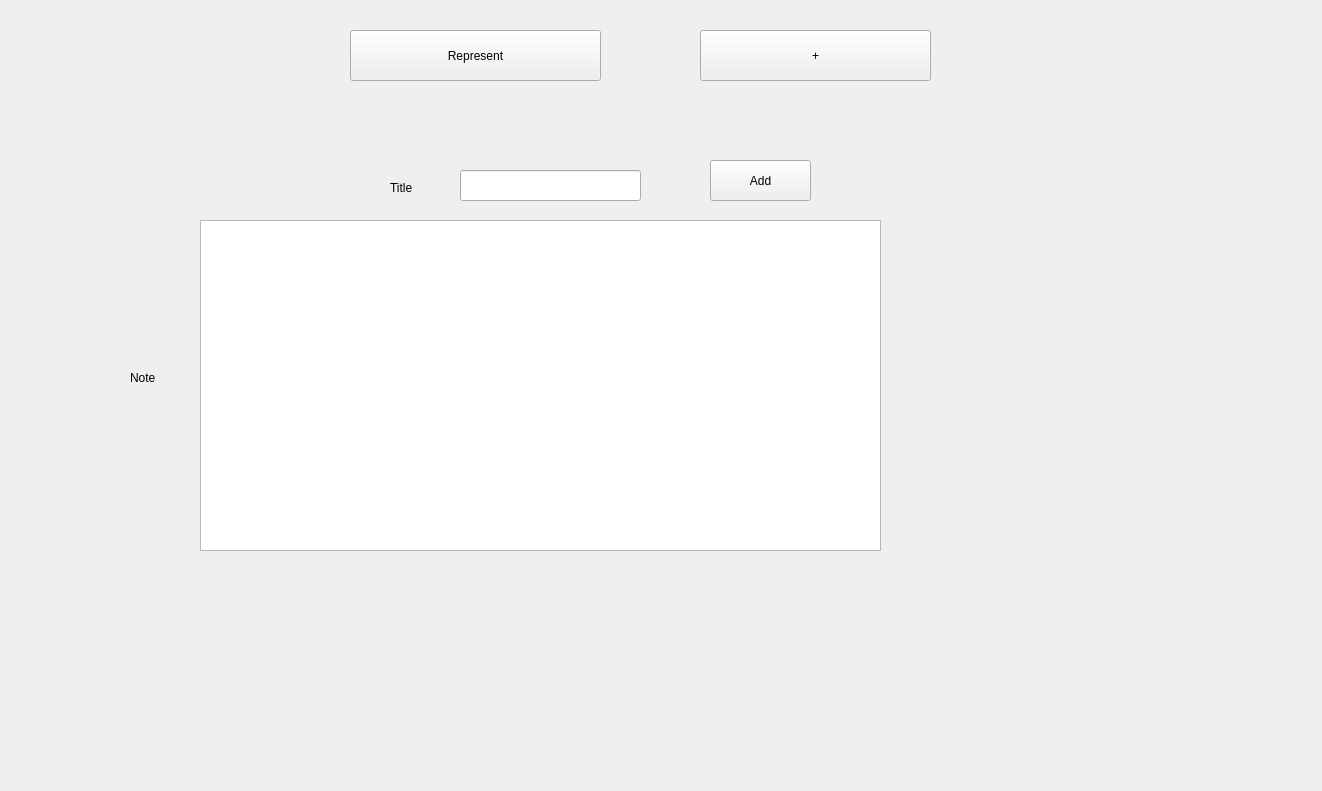
Old version of the form C++/Projects/Notes/QtGUI/NotesGUI/mainwindow.ui in the repository MikitaVitkouski/BSU.
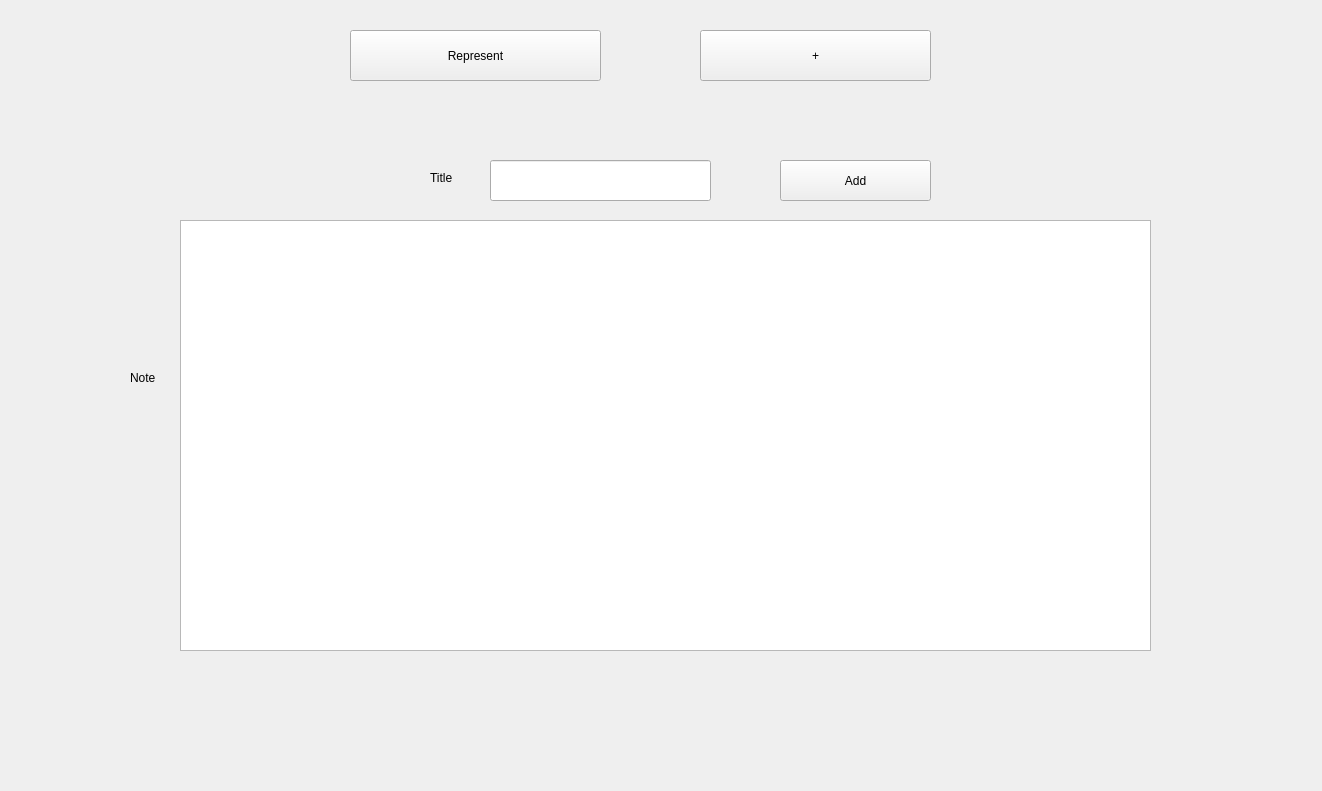
New version of the form. The open tabs and pages were chosen to show the change.

Patch:
```diff
--- a/C++/Projects/Notes/QtGUI/NotesGUI/mainwindow.ui
+++ b/C++/Projects/Notes/QtGUI/NotesGUI/mainwindow.ui
@@ -39,9 +39,9 @@
      <widget class="QPushButton" name="btnAddNote">
       <property name="geometry">
        <rect>
-        <x>690</x>
+        <x>760</x>
         <y>70</y>
-        <width>101</width>
+        <width>151</width>
         <height>41</height>
        </rect>
       </property>
@@ -52,18 +52,18 @@
      <widget class="QLineEdit" name="lineEditTitle">
       <property name="geometry">
        <rect>
-        <x>440</x>
-        <y>80</y>
-        <width>181</width>
-        <height>31</height>
+        <x>470</x>
+        <y>70</y>
+        <width>221</width>
+        <height>41</height>
        </rect>
       </property>
      </widget>
      <widget class="QLabel" name="labelTitle">
       <property name="geometry">
        <rect>
-        <x>370</x>
-        <y>90</y>
+        <x>410</x>
+        <y>80</y>
         <width>49</width>
         <height>16</height>
        </rect>
@@ -88,10 +88,10 @@
      <widget class="QTextEdit" name="textEditNote">
       <property name="geometry">
        <rect>
-        <x>180</x>
+        <x>160</x>
         <y>130</y>
-        <width>681</width>
-        <height>331</height>
+        <width>971</width>
+        <height>431</height>
        </rect>
       </property>
      </widget>
```
